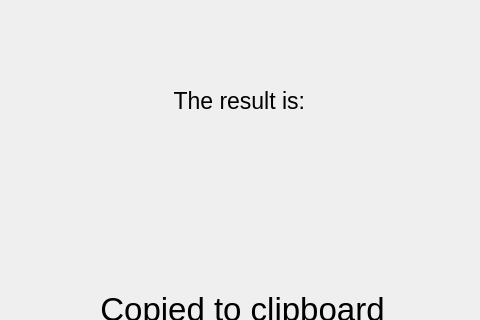
The window that Hacking-class/Caesar/ui/message_ui.ui (alipnm/Miniprojects) describes before a commit, drawn with Qt 5; both pictures show x 177 to 657 and y 0 to 320 of the 835 by 404 pixel window.
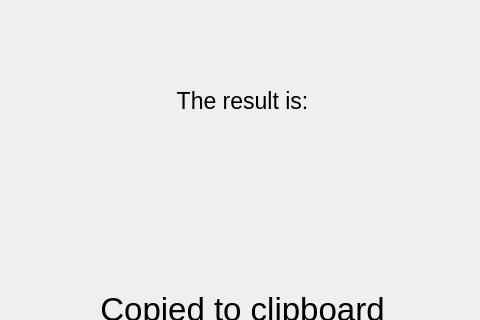
The same window after the commit.

What changed in the file:
```diff
--- a/Hacking-class/Caesar/ui/message_ui.ui
+++ b/Hacking-class/Caesar/ui/message_ui.ui
@@ -43,7 +43,7 @@
        </font>
       </property>
       <property name="text">
-       <string>The result is: </string>
+       <string>The result is:</string>
       </property>
       <property name="alignment">
        <set>Qt::AlignCenter</set>
```
